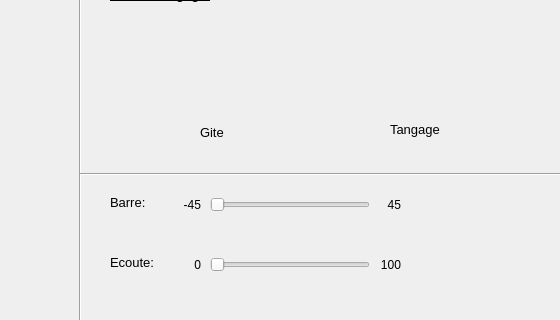
Qt form ihm/forms/mainwindow.ui (etiennelndr/ihm_voilierautonome) before a commit; both pictures show x 540 to 1100 and y 485 to 805 of the 1100 by 805 pixel window.
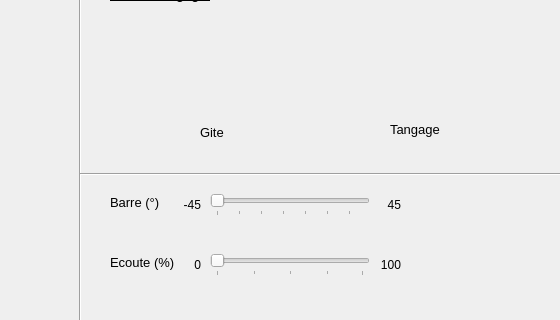
The same form after that commit. Icons and pictures are not drawn.

Commit message: Legends for displayed values

Patch:
```diff
--- a/ihm/forms/mainwindow.ui
+++ b/ihm/forms/mainwindow.ui
@@ -378,6 +378,12 @@
     <property name="orientation">
      <enum>Qt::Horizontal</enum>
     </property>
+    <property name="tickPosition">
+     <enum>QSlider::TicksBelow</enum>
+    </property>
+    <property name="tickInterval">
+     <number>15</number>
+    </property>
    </widget>
    <widget class="QSlider" name="TensionVoile">
     <property name="geometry">
@@ -391,6 +397,12 @@
     <property name="orientation">
      <enum>Qt::Horizontal</enum>
     </property>
+    <property name="tickPosition">
+     <enum>QSlider::TicksBelow</enum>
+    </property>
+    <property name="tickInterval">
+     <number>25</number>
+    </property>
    </widget>
    <widget class="QLabel" name="label_6">
     <property name="geometry">
@@ -409,7 +421,7 @@
      </font>
     </property>
     <property name="text">
-     <string>Barre: </string>
+     <string>Barre (°)</string>
     </property>
    </widget>
    <widget class="QLabel" name="label_10">
@@ -417,7 +429,7 @@
      <rect>
       <x>650</x>
       <y>720</y>
-      <width>61</width>
+      <width>71</width>
       <height>16</height>
      </rect>
     </property>
@@ -429,7 +441,7 @@
      </font>
     </property>
     <property name="text">
-     <string>Ecoute:</string>
+     <string>Ecoute (%)</string>
     </property>
    </widget>
    <widget class="QLabel" name="label_11">
@@ -555,9 +567,9 @@
    <widget class="QLabel" name="label_16">
     <property name="geometry">
      <rect>
-      <x>720</x>
+      <x>721</x>
       <y>720</y>
-      <width>21</width>
+      <width>20</width>
       <height>21</height>
      </rect>
     </property>
```
Left out of the diff: 21 changed lines with no effect on the pictures. The commit also changes 1 other file.
